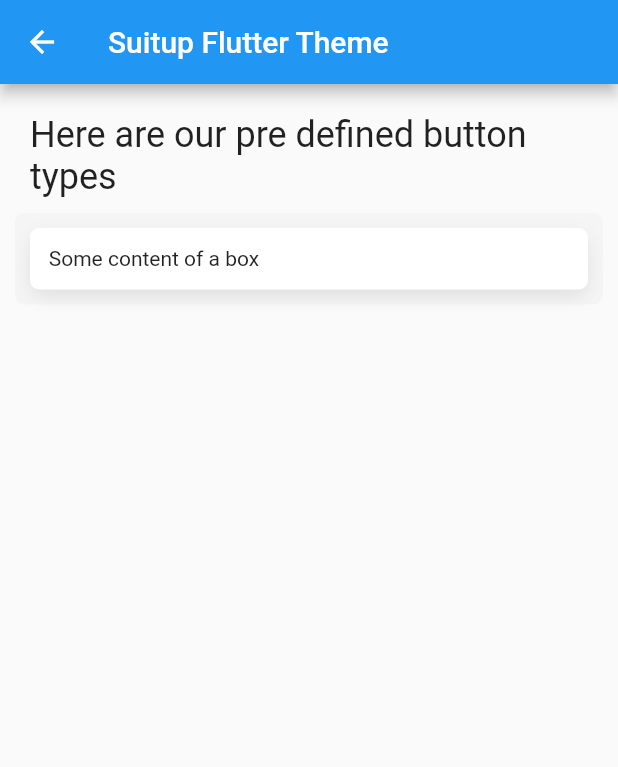
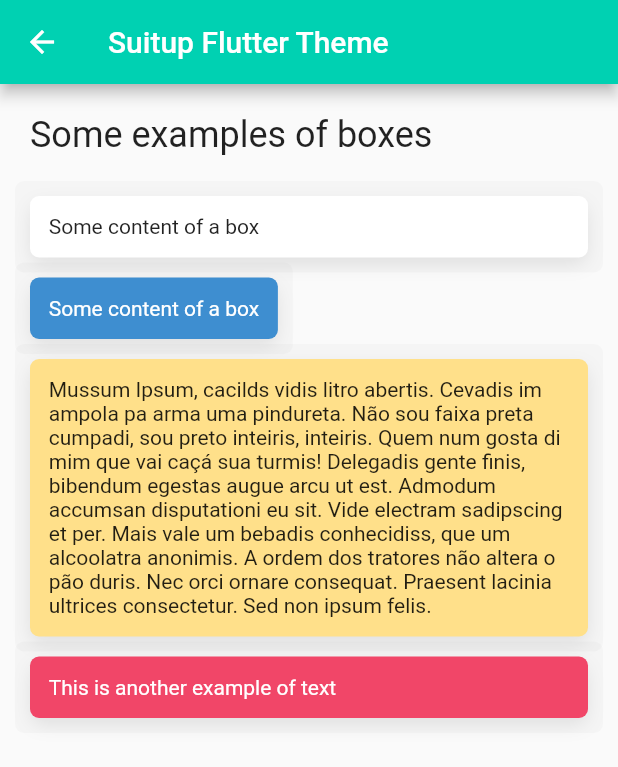
Before and after one commit to marcobraghim/flutter_suitup, a Flutter app: the screen it shows after launch, after a tap on "Box", on a phone screen of 412 x 824 dp. Shown: the top 767 px of the screen. Run offline on Flutter 3.47's test engine with Material 2 defaults, Android fonts, the phone set to English and light mode, and no system bars.

Commit message:
Updates about example layout

```diff
--- a/example/lib/main.dart
+++ b/example/lib/main.dart
@@ -1,5 +1,6 @@
 import 'package:example/pages/elements/box_page.dart';
 import 'package:example/pages/elements/button_page.dart';
+import 'package:example/pages/elements/title_page.dart';
 import 'package:example/pages/home_page.dart';
 import 'package:flutter/material.dart';
 import 'package:flutter_suitup/flutter_suitup.dart';
@@ -27,6 +28,7 @@ class MyApp extends StatelessWidget {
       routes: {
         ButtonPage.tag: (_) => ButtonPage(),
         BoxPage.tag: (_) => BoxPage(),
+        TitlePage.tag: (_) => TitlePage(),
       },
     );
   }
--- a/example/lib/pages/elements/box_page.dart
+++ b/example/lib/pages/elements/box_page.dart
@@ -7,6 +7,8 @@ class BoxPage extends StatelessWidget {
 
   @override
   Widget build(BuildContext context) {
+    final colors = SuitupSettings.instance.colors;
+
     return Layout.render(
       content: Padding(
         padding: const EdgeInsets.all(20),
@@ -18,16 +20,37 @@ class BoxPage extends StatelessWidget {
               crossAxisAlignment: CrossAxisAlignment.start,
               children: [
                 Text(
-                  'Here are our pre defined button types',
+                  'Some examples of boxes',
                   style: Theme.of(context).textTheme.headline5,
                 ),
                 SizedBox(height: 20),
                 //
-                // Example
+                // Examples
                 //
                 Box(
                   width: double.maxFinite,
                   child: Text('Some content of a box'),
+                ),
+                Box(
+                  backgroundColor: colors.info,
+                  child: Text(
+                    'Some content of a box',
+                    style: TextStyle(color: colors.white),
+                  ),
+                ),
+                Box(
+                  backgroundColor: colors.warning,
+                  child: Text(
+                    'Mussum Ipsum, cacilds vidis litro abertis. Cevadis im ampola pa arma uma pindureta. Não sou faixa preta cumpadi, sou preto inteiris, inteiris. Quem num gosta di mim que vai caçá sua turmis! Delegadis gente finis, bibendum egestas augue arcu ut est. Admodum accumsan disputationi eu sit. Vide electram sadipscing et per. Mais vale um bebadis conhecidiss, que um alcoolatra anonimis. A ordem dos tratores não altera o pão duris. Nec orci ornare consequat. Praesent lacinia ultrices consectetur. Sed non ipsum felis.',
+                  ),
+                ),
+                Box(
+                  width: double.maxFinite,
+                  backgroundColor: colors.danger,
+                  child: Text(
+                    'This is another example of text',
+                    style: TextStyle(color: colors.white),
+                  ),
                 )
               ],
             ),
--- /dev/null
+++ b/example/lib/pages/elements/title_page.dart
@@ -0,0 +1,16 @@
+import 'package:example/pages/layout.dart';
+import 'package:flutter/widgets.dart';
+
+class TitlePage extends StatelessWidget {
+  static String tag = 'elements/title';
+
+  @override
+  Widget build(BuildContext context) {
+    Widget content = Container();
+
+    return Layout.render(
+      title: 'Title and Subtitle',
+      content: content,
+    );
+  }
+}
--- a/example/lib/pages/home_page.dart
+++ b/example/lib/pages/home_page.dart
@@ -1,7 +1,9 @@
 import 'package:example/pages/elements/box_page.dart';
 import 'package:example/pages/elements/button_page.dart';
+import 'package:example/pages/elements/title_page.dart';
 import 'package:example/pages/layout.dart';
 import 'package:flutter/material.dart';
+import 'package:flutter_suitup/flutter_suitup.dart';
 
 class MyHomePage extends StatefulWidget {
   @override
@@ -24,20 +26,26 @@ class _MyHomePageState extends State<MyHomePage> {
             ),
             Row(
               children: [
-                FlatButton(
-                  color: Colors.blue,
-                  onPressed: () => Navigator.of(context).pushNamed(BoxPage.tag),
+                Button(
+                  onTap: () => Navigator.of(context).pushNamed(BoxPage.tag),
                   child: Text(
                     'Box',
                     style: TextStyle(color: Colors.white),
                   ),
                 ),
                 SizedBox(width: 10),
-                FlatButton(
-                  color: Colors.blue,
-                  onPressed: () => Navigator.of(context).pushNamed(ButtonPage.tag),
+                Button(
+                  onTap: () => Navigator.of(context).pushNamed(ButtonPage.tag),
                   child: Text(
                     'Button',
+                    style: TextStyle(color: Colors.white),
+                  ),
+                ),
+                SizedBox(width: 10),
+                Button(
+                  onTap: () => Navigator.of(context).pushNamed(TitlePage.tag),
+                  child: Text(
+                    'Title',
                     style: TextStyle(color: Colors.white),
                   ),
                 ),
--- a/example/lib/pages/layout.dart
+++ b/example/lib/pages/layout.dart
@@ -1,4 +1,5 @@
 import 'package:flutter/material.dart';
+import 'package:flutter_suitup/flutter_suitup.dart';
 
 class Layout {
   static Widget render({
@@ -9,6 +10,7 @@ class Layout {
 
     return Scaffold(
       appBar: AppBar(
+        backgroundColor: SuitupSettings.instance.colors.primary,
         title: Text(title),
       ),
       body: content,
--- a/lib/src/elements/box.dart
+++ b/lib/src/elements/box.dart
@@ -38,6 +38,7 @@ class _BoxState extends State<Box> {
     final colors = suitup.colors;
 
     return Container(
+      margin: widget.margin ?? EdgeInsets.symmetric(vertical: suitup.rem / 1.5),
       padding: widget.padding ?? EdgeInsets.all(suitup.rem * 1.25),
       width: widget.width,
       height: widget.height,
--- a/lib/src/elements/button.dart
+++ b/lib/src/elements/button.dart
@@ -72,7 +72,7 @@ class _ButtonState extends State<Button> {
   Widget build(BuildContext context) {
     //
     // Button Settings
-    final bs = SuitupSettings.instance.buttons;
+    final button = SuitupSettings.instance.buttons;
 
     // Compute the color of the button
     var computedColor = widget.color ?? _computeColorByType();
@@ -85,7 +85,7 @@ class _ButtonState extends State<Button> {
       if (widget.isOutline) {
         computedBorder = Border.fromBorderSide(BorderSide(color: computedColor));
       } else {
-        computedBorder = (widget.type == ButtonType.white) ? bs.border : null;
+        computedBorder = (widget.type == ButtonType.white) ? button.border : null;
       }
     }
 
@@ -113,12 +113,12 @@ class _ButtonState extends State<Button> {
         child: Container(
           width: widget.width,
           height: widget.height,
-          alignment: widget.alignment ?? bs.alignment,
-          padding: widget.padding ?? bs.getPadding(widget.size),
-          margin: widget.margin ?? bs.margin,
+          alignment: widget.alignment ?? button.alignment,
+          padding: widget.padding ?? button.getPadding(widget.size),
+          margin: widget.margin ?? button.margin,
           decoration: BoxDecoration(
             color: widget.isOutline ? widget.outlineBackground ?? Color(0).withOpacity(0.0) : computedColor,
-            borderRadius: widget.borderRadius ?? bs.borderRadius,
+            borderRadius: widget.borderRadius ?? button.borderRadius,
             border: computedBorder,
           ),
           child: widget.child,
```
